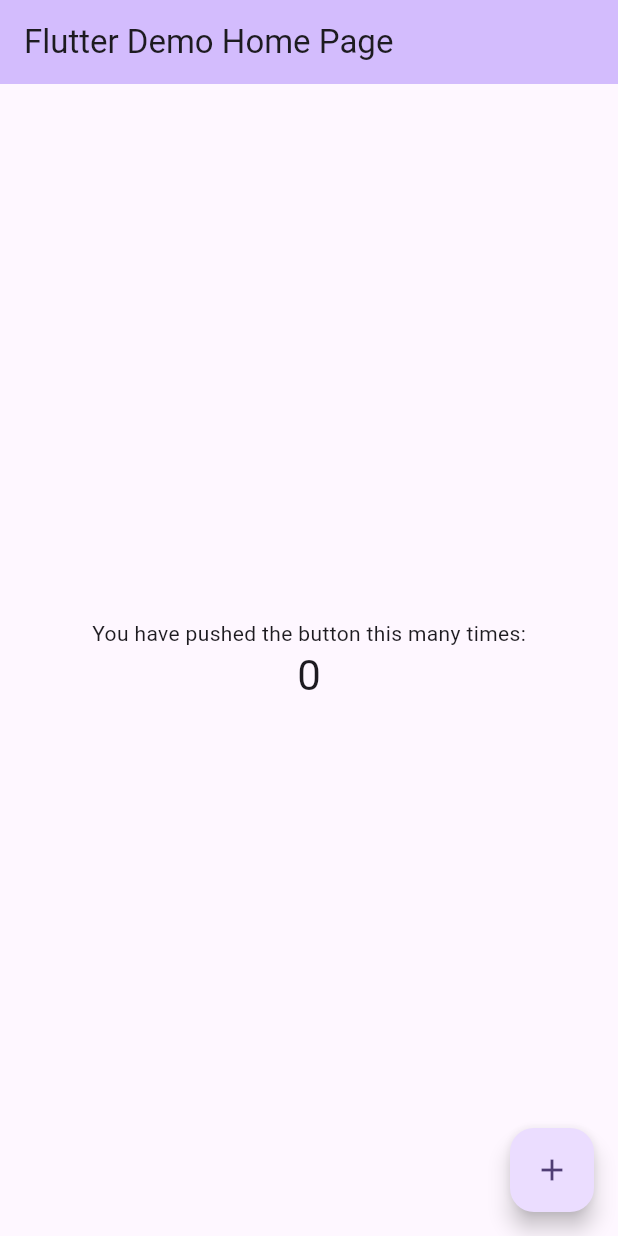
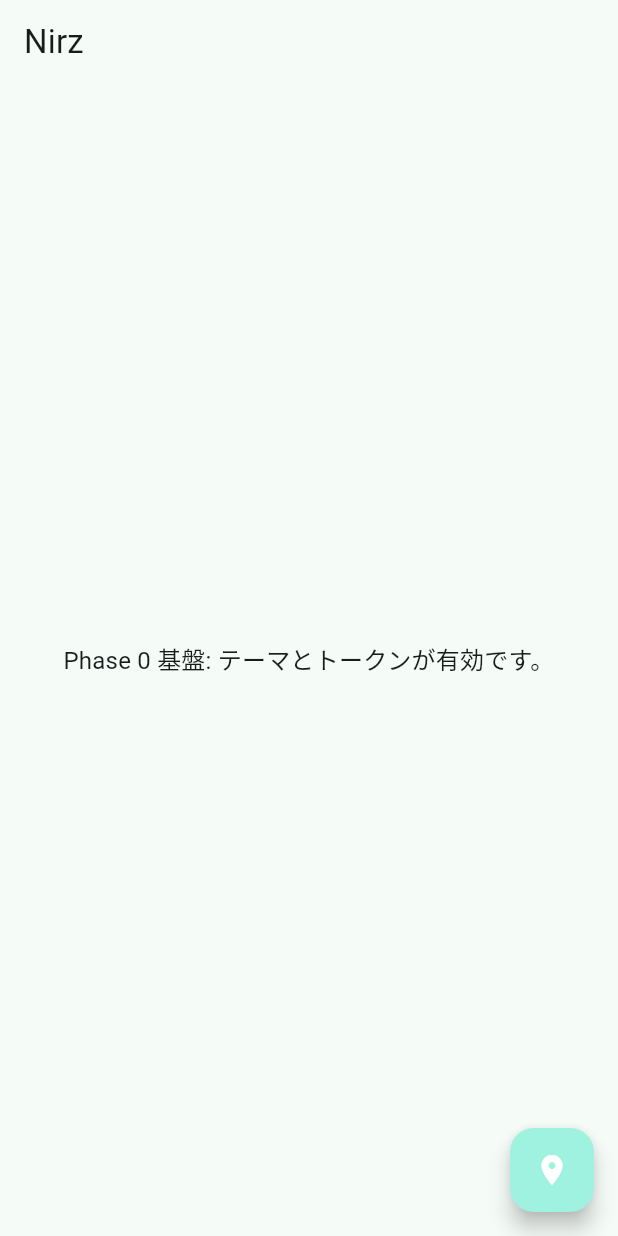
Before and after one commit to inumaruseiya/Nirz, a Flutter app: the screen it shows after launch, on a phone screen of 412 x 824 dp. Run offline on Flutter 3.47's test engine with Material 3 defaults, Android fonts, the phone set to English and light mode, and no system bars.

Commit message:
feat(phase0): add AppTheme, design tokens, and wire MaterialApp (Phase 0-3)
Co-authored-by: 犬丸 聖哉 <inumaruseiya@users.noreply.github.com>

```diff
--- a/lib/main.dart
+++ b/lib/main.dart
@@ -1,4 +1,7 @@
 import 'package:flutter/material.dart';
+
+import 'presentation/theme/app_theme.dart';
+import 'presentation/theme/app_tokens.dart';
 
 void main() {
   runApp(const MyApp());
@@ -10,56 +13,48 @@ class MyApp extends StatelessWidget {
   @override
   Widget build(BuildContext context) {
     return MaterialApp(
-      title: 'Flutter Demo',
-      theme: ThemeData(
-        colorScheme: ColorScheme.fromSeed(seedColor: Colors.deepPurple),
-      ),
-      home: const MyHomePage(title: 'Flutter Demo Home Page'),
+      title: 'Nirz',
+      theme: AppTheme.light(),
+      darkTheme: AppTheme.dark(),
+      themeMode: ThemeMode.system,
+      home: const _PlaceholderHome(),
     );
   }
 }
 
-class MyHomePage extends StatefulWidget {
-  const MyHomePage({super.key, required this.title});
-
-  final String title;
-
-  @override
-  State<MyHomePage> createState() => _MyHomePageState();
-}
-
-class _MyHomePageState extends State<MyHomePage> {
-  int _counter = 0;
-
-  void _incrementCounter() {
-    setState(() {
-      _counter++;
-    });
-  }
+/// Phase 0-3 までのプレースホルダ。ルーター導入後に置き換え。
+class _PlaceholderHome extends StatelessWidget {
+  const _PlaceholderHome();
 
   @override
   Widget build(BuildContext context) {
+    final scheme = Theme.of(context).colorScheme;
+
     return Scaffold(
       appBar: AppBar(
-        backgroundColor: Theme.of(context).colorScheme.inversePrimary,
-        title: Text(widget.title),
+        title: const Text('Nirz'),
       ),
       body: Center(
-        child: Column(
-          mainAxisAlignment: MainAxisAlignment.center,
-          children: [
-            const Text('You have pushed the button this many times:'),
-            Text(
-              '$_counter',
-              style: Theme.of(context).textTheme.headlineMedium,
+        child: ConstrainedBox(
+          constraints: const BoxConstraints(
+            maxWidth: AppTokens.bodyMaxLineWidth,
+          ),
+          child: Padding(
+            padding: const EdgeInsets.all(24),
+            child: Text(
+              'Phase 0 基盤: テーマとトークンが有効です。',
+              style: Theme.of(context).textTheme.bodyLarge,
+              textAlign: TextAlign.center,
             ),
-          ],
+          ),
         ),
       ),
       floatingActionButton: FloatingActionButton(
-        onPressed: _incrementCounter,
-        tooltip: 'Increment',
-        child: const Icon(Icons.add),
+        onPressed: () => ScaffoldMessenger.of(context).showSnackBar(
+          const SnackBar(content: Text('ルーティングは Phase 0-5 で追加予定')),
+        ),
+        tooltip: 'プレースホルダ',
+        child: Icon(Icons.place, color: scheme.onPrimary),
       ),
     );
   }
--- /dev/null
+++ b/lib/presentation/theme/app_theme.dart
@@ -0,0 +1,139 @@
+import 'package:flutter/material.dart';
+
+import 'app_tokens.dart';
+
+/// Material 3 ベースのアプリテーマ（ライト / ダーク）。
+///
+/// 詳細設計 2.2: コントラストは WCAG 2.1 AA を目安に [ColorScheme.fromSeed] で生成。
+abstract final class AppTheme {
+  static const Color _seed = Color(0xFF15695C);
+
+  static ThemeData light() => _theme(brightness: Brightness.light);
+
+  static ThemeData dark() => _theme(brightness: Brightness.dark);
+
+  static ThemeData _theme({required Brightness brightness}) {
+    final colorScheme = ColorScheme.fromSeed(
+      seedColor: _seed,
+      brightness: brightness,
+    );
+
+    final textTheme = _textTheme(colorScheme, brightness);
+
+    final buttonShape = RoundedRectangleBorder(
+      borderRadius: BorderRadius.circular(AppTokens.radiusSurface),
+    );
+
+    return ThemeData(
+      useMaterial3: true,
+      colorScheme: colorScheme,
+      textTheme: textTheme,
+      splashFactory: InkSparkle.splashFactory,
+      cardTheme: CardThemeData(
+        elevation: 0,
+        shape: RoundedRectangleBorder(
+          borderRadius: BorderRadius.circular(AppTokens.radiusCard),
+        ),
+        clipBehavior: Clip.antiAlias,
+      ),
+      dialogTheme: DialogThemeData(
+        shape: RoundedRectangleBorder(
+          borderRadius: BorderRadius.circular(AppTokens.radiusCard),
+        ),
+      ),
+      filledButtonTheme: FilledButtonThemeData(
+        style: FilledButton.styleFrom(
+          minimumSize: const Size(
+            AppTokens.minTapTarget,
+            AppTokens.minTapTarget,
+          ),
+          shape: buttonShape,
+        ),
+      ),
+      elevatedButtonTheme: ElevatedButtonThemeData(
+        style: ElevatedButton.styleFrom(
+          minimumSize: const Size(
+            AppTokens.minTapTarget,
+            AppTokens.minTapTarget,
+          ),
+          shape: buttonShape,
+        ),
+      ),
+      outlinedButtonTheme: OutlinedButtonThemeData(
+        style: OutlinedButton.styleFrom(
+          minimumSize: const Size(
+            AppTokens.minTapTarget,
+            AppTokens.minTapTarget,
+          ),
+          shape: buttonShape,
+        ),
+      ),
+      textButtonTheme: TextButtonThemeData(
+        style: TextButton.styleFrom(
+          minimumSize: const Size(
+            AppTokens.minTapTarget,
+            AppTokens.minTapTarget,
+          ),
+          shape: buttonShape,
+        ),
+      ),
+      iconButtonTheme: IconButtonThemeData(
+        style: IconButton.styleFrom(
+          minimumSize: const Size(
+            AppTokens.minTapTarget,
+            AppTokens.minTapTarget,
+          ),
+          tapTargetSize: MaterialTapTargetSize.shrinkWrap,
+        ),
+      ),
+      pageTransitionsTheme: const PageTransitionsTheme(
+        builders: {
+          TargetPlatform.android: FadeUpwardsPageTransitionsBuilder(),
+          TargetPlatform.iOS: CupertinoPageTransitionsBuilder(),
+          TargetPlatform.macOS: CupertinoPageTransitionsBuilder(),
+          TargetPlatform.linux: FadeUpwardsPageTransitionsBuilder(),
+          TargetPlatform.windows: FadeUpwardsPageTransitionsBuilder(),
+        },
+      ),
+    );
+  }
+
+  static TextTheme _textTheme(ColorScheme scheme, Brightness brightness) {
+    final base = ThemeData(
+      useMaterial3: true,
+      colorScheme: scheme,
+      brightness: brightness,
+    ).textTheme.apply(
+      bodyColor: scheme.onSurface,
+      displayColor: scheme.onSurface,
+    );
+
+    TextStyle body(TextStyle? style) {
+      final s = style ?? const TextStyle();
+      return s.copyWith(
+        height: 1.45,
+        letterSpacing: 0.15,
+      );
+    }
+
+    TextStyle title(TextStyle? style) {
+      final s = style ?? const TextStyle();
+      return s.copyWith(
+        height: 1.25,
+        letterSpacing: 0.1,
+      );
+    }
+
+    return base.copyWith(
+      bodyLarge: body(base.bodyLarge),
+      bodyMedium: body(base.bodyMedium),
+      bodySmall: body(base.bodySmall),
+      titleLarge: title(base.titleLarge),
+      titleMedium: title(base.titleMedium),
+      titleSmall: title(base.titleSmall),
+      labelLarge: body(base.labelLarge),
+      labelMedium: body(base.labelMedium),
+      labelSmall: body(base.labelSmall),
+    );
+  }
+}
--- /dev/null
+++ b/lib/presentation/theme/app_tokens.dart
@@ -0,0 +1,22 @@
+import 'package:flutter/material.dart';
+
+/// 詳細設計 2.2 に沿ったデザイントークン（論理ピクセル・Duration）。
+abstract final class AppTokens {
+  /// カード等の角丸（12–16 logical px の範囲）
+  static const double radiusCard = 14;
+
+  /// 補助サーフェスの角丸
+  static const double radiusSurface = 12;
+
+  /// タップ領域の最小（44×44 logical px）
+  static const double minTapTarget = 44;
+
+  /// 余白の基準（8 の倍数でレイアウトすること）
+  static const double spaceUnit = 8;
+
+  /// モーションの上限目安（Reduce Motion は [MediaQuery.disableAnimations] で別途尊重）
+  static const Duration motionDurationMax = Duration(milliseconds: 300);
+
+  /// 本文の折り返し幅の目安（約 45–75 文字相当。実フォント・スケールで変動）
+  static const double bodyMaxLineWidth = 560;
+}
```
Also changed, not shown: 1 other file.
